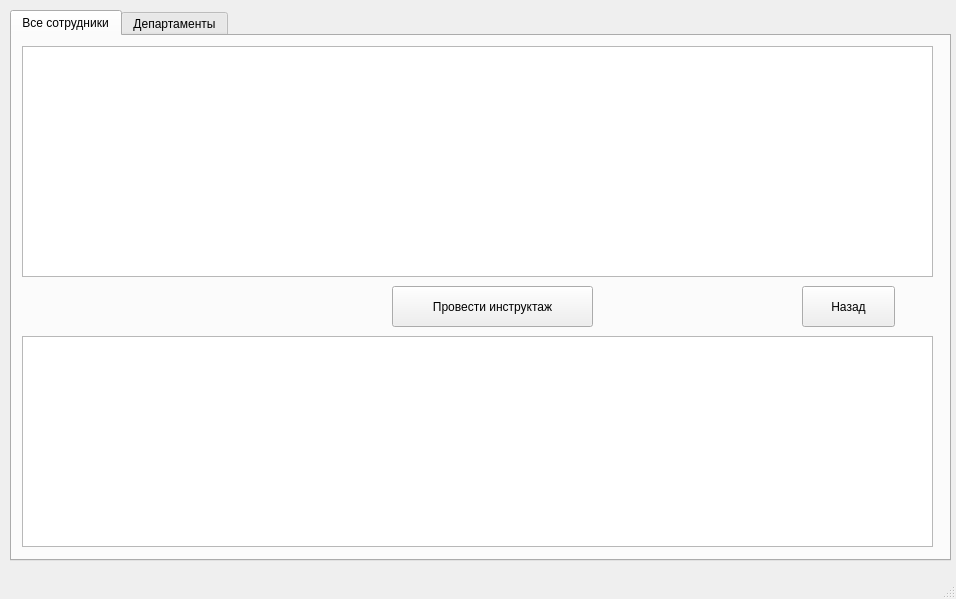
First picture: the form in app/forms/ui/BriefingsUi.ui, repository wave-or-corpuscula/LaborProtectionMonitoring, before the edit.
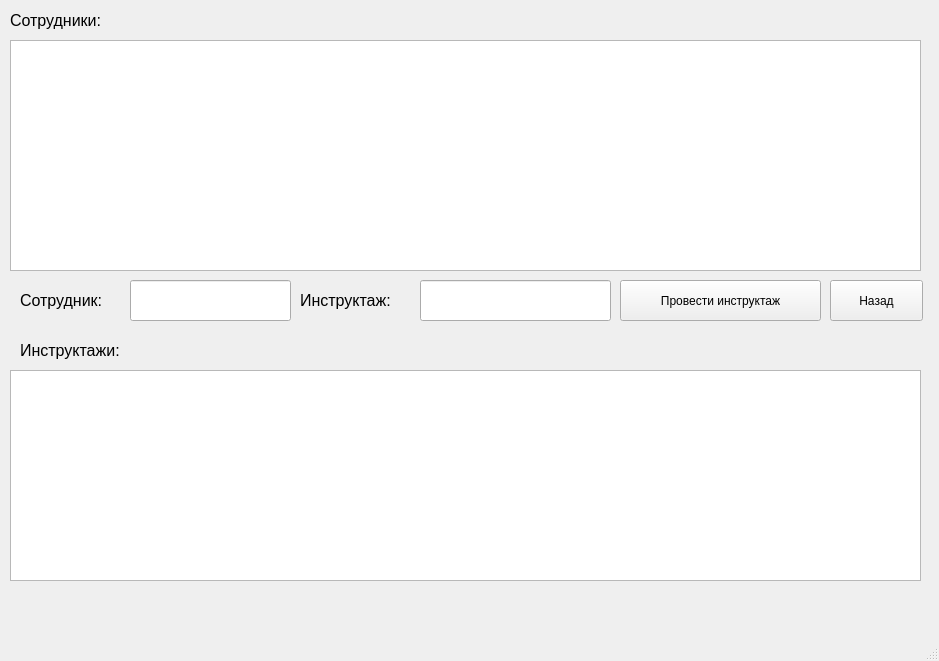
Second picture: the form after the edit.

Commit message: Briefing form complete

Patch:
```diff
--- a/app/forms/ui/BriefingsUi.ui
+++ b/app/forms/ui/BriefingsUi.ui
@@ -6,8 +6,8 @@
    <rect>
     <x>0</x>
     <y>0</y>
-    <width>956</width>
-    <height>599</height>
+    <width>939</width>
+    <height>661</height>
    </rect>
   </property>
   <property name="font">
@@ -19,43 +19,11 @@
    <string>Инструктажи</string>
   </property>
   <widget class="QWidget" name="centralwidget">
-   <widget class="QTabWidget" name="tabWidget">
-    <property name="geometry">
-     <rect>
-      <x>10</x>
-      <y>10</y>
-      <width>941</width>
-      <height>551</height>
-     </rect>
-    </property>
-    <property name="currentIndex">
-     <number>0</number>
-    </property>
-    <widget class="QWidget" name="employees_tab">
-     <attribute name="title">
-      <string>Все сотрудники</string>
-     </attribute>
-     <widget class="QTableWidget" name="employees_tw">
-      <property name="geometry">
-       <rect>
-        <x>10</x>
-        <y>10</y>
-        <width>911</width>
-        <height>231</height>
-       </rect>
-      </property>
-      <property name="selectionMode">
-       <enum>QAbstractItemView::SingleSelection</enum>
-      </property>
-      <property name="selectionBehavior">
-       <enum>QAbstractItemView::SelectRows</enum>
-      </property>
-     </widget>
      <widget class="QTableWidget" name="briefings_tw">
       <property name="geometry">
        <rect>
         <x>10</x>
-        <y>300</y>
+      <y>370</y>
         <width>911</width>
         <height>211</height>
        </rect>
@@ -66,25 +34,30 @@
       <property name="selectionBehavior">
        <enum>QAbstractItemView::SelectRows</enum>
       </property>
-     </widget>
-     <widget class="QPushButton" name="instruct_pb">
+    <property name="sortingEnabled">
+     <bool>true</bool>
+    </property>
+   </widget>
+   <widget class="QLineEdit" name="selectedBriefing_le">
       <property name="geometry">
        <rect>
-        <x>380</x>
-        <y>250</y>
-        <width>201</width>
+      <x>420</x>
+      <y>280</y>
+      <width>191</width>
         <height>41</height>
        </rect>
       </property>
-      <property name="text">
-       <string>Провести инструктаж</string>
+    <property name="font">
+     <font>
+      <pointsize>12</pointsize>
+     </font>
       </property>
      </widget>
      <widget class="QPushButton" name="back_pb">
       <property name="geometry">
        <rect>
-        <x>790</x>
-        <y>250</y>
+      <x>830</x>
+      <y>280</y>
         <width>93</width>
         <height>41</height>
        </rect>
@@ -93,12 +66,124 @@
        <string>Назад</string>
       </property>
      </widget>
-    </widget>
-    <widget class="QWidget" name="departments_tab">
-     <attribute name="title">
-      <string>Департаменты</string>
-     </attribute>
-    </widget>
+   <widget class="QLabel" name="label">
+    <property name="geometry">
+     <rect>
+      <x>20</x>
+      <y>280</y>
+      <width>111</width>
+      <height>41</height>
+     </rect>
+    </property>
+    <property name="font">
+     <font>
+      <pointsize>12</pointsize>
+     </font>
+    </property>
+    <property name="text">
+     <string>Сотрудник:</string>
+    </property>
+   </widget>
+   <widget class="QTableWidget" name="employees_tw">
+    <property name="geometry">
+     <rect>
+      <x>10</x>
+      <y>40</y>
+      <width>911</width>
+      <height>231</height>
+     </rect>
+    </property>
+    <property name="selectionMode">
+     <enum>QAbstractItemView::SingleSelection</enum>
+    </property>
+    <property name="selectionBehavior">
+     <enum>QAbstractItemView::SelectRows</enum>
+    </property>
+    <property name="sortingEnabled">
+     <bool>true</bool>
+    </property>
+   </widget>
+   <widget class="QLineEdit" name="selectedEmployee_le">
+    <property name="geometry">
+     <rect>
+      <x>130</x>
+      <y>280</y>
+      <width>161</width>
+      <height>41</height>
+     </rect>
+    </property>
+    <property name="font">
+     <font>
+      <pointsize>12</pointsize>
+     </font>
+    </property>
+   </widget>
+   <widget class="QLabel" name="label_2">
+    <property name="geometry">
+     <rect>
+      <x>300</x>
+      <y>280</y>
+      <width>121</width>
+      <height>41</height>
+     </rect>
+    </property>
+    <property name="font">
+     <font>
+      <pointsize>12</pointsize>
+     </font>
+    </property>
+    <property name="text">
+     <string>Инструктаж:</string>
+    </property>
+   </widget>
+   <widget class="QPushButton" name="instruct_pb">
+    <property name="geometry">
+     <rect>
+      <x>620</x>
+      <y>280</y>
+      <width>201</width>
+      <height>41</height>
+     </rect>
+    </property>
+    <property name="text">
+     <string>Провести инструктаж</string>
+    </property>
+   </widget>
+   <widget class="QLabel" name="label_3">
+    <property name="geometry">
+     <rect>
+      <x>10</x>
+      <y>0</y>
+      <width>121</width>
+      <height>41</height>
+     </rect>
+    </property>
+    <property name="font">
+     <font>
+      <pointsize>12</pointsize>
+     </font>
+    </property>
+    <property name="text">
+     <string>Сотрудники:</string>
+    </property>
+   </widget>
+   <widget class="QLabel" name="label_4">
+    <property name="geometry">
+     <rect>
+      <x>20</x>
+      <y>330</y>
+      <width>141</width>
+      <height>41</height>
+     </rect>
+    </property>
+    <property name="font">
+     <font>
+      <pointsize>12</pointsize>
+     </font>
+    </property>
+    <property name="text">
+     <string>Инструктажи:</string>
+    </property>
    </widget>
   </widget>
   <widget class="QMenuBar" name="menubar">
```
Left out of the diff: 2 changed lines with no effect on the pictures. Lines whose indentation alone changed are shown as unchanged. The commit also changes 10 other files.
